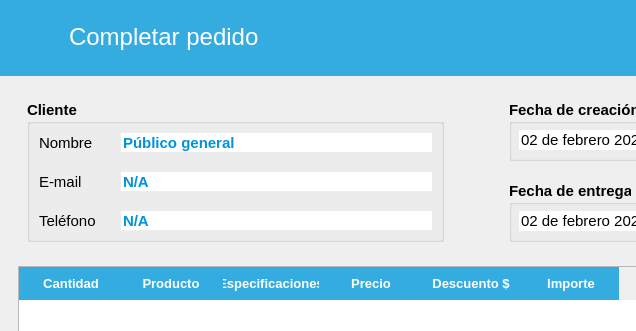
This is src/AdministrarVentas/Ui_TerminarVenta.ui in ivanperez-7/printpos as Qt 5 draws it before an edit; both pictures show x 0 to 636 and y 0 to 331 of the 827 by 680 pixel window. The edited form follows.
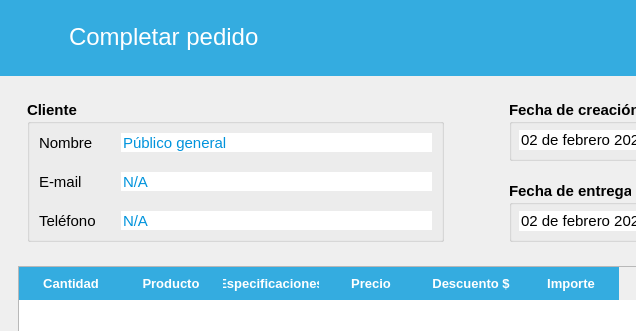
This is the edited form. Icons and pictures are not drawn.

Diff of the .ui file:
```diff
--- a/src/AdministrarVentas/Ui_TerminarVenta.ui
+++ b/src/AdministrarVentas/Ui_TerminarVenta.ui
@@ -167,6 +167,11 @@
     </item>
     <item alignment="Qt::AlignTop">
      <widget class="QFrame" name="frame_2">
+      <property name="font">
+       <font>
+        <family>Segoe UI</family>
+       </font>
+      </property>
       <property name="frameShadow">
        <enum>QFrame::Raised</enum>
       </property>
@@ -179,6 +184,11 @@
        </property>
        <item alignment="Qt::AlignTop">
         <widget class="QFrame" name="frame_7">
+         <property name="font">
+          <font>
+           <family>Segoe UI</family>
+          </font>
+         </property>
          <property name="frameShadow">
           <enum>QFrame::Raised</enum>
          </property>
@@ -196,8 +206,8 @@
             </property>
             <property name="font">
              <font>
+              <family>Segoe UI</family>
               <pointsize>11</pointsize>
-              <weight>75</weight>
               <bold>true</bold>
              </font>
             </property>
@@ -232,8 +242,10 @@
               <widget class="QLineEdit" name="txtCliente">
                <property name="font">
                 <font>
+                 <family>Segoe UI</family>
                  <pointsize>11</pointsize>
                  <italic>false</italic>
+                 <bold>false</bold>
                 </font>
                </property>
                <property name="styleSheet">
@@ -271,7 +283,9 @@
               <widget class="QLineEdit" name="txtCorreo">
                <property name="font">
                 <font>
+                 <family>Segoe UI</family>
                  <pointsize>11</pointsize>
+                 <bold>false</bold>
                 </font>
                </property>
                <property name="styleSheet">
@@ -309,7 +323,9 @@
               <widget class="QLineEdit" name="txtTelefono">
                <property name="font">
                 <font>
+                 <family>Segoe UI</family>
                  <pointsize>11</pointsize>
+                 <bold>false</bold>
                 </font>
                </property>
                <property name="styleSheet">
```
Left out of the diff: 94 changed lines with no effect on the pictures.
